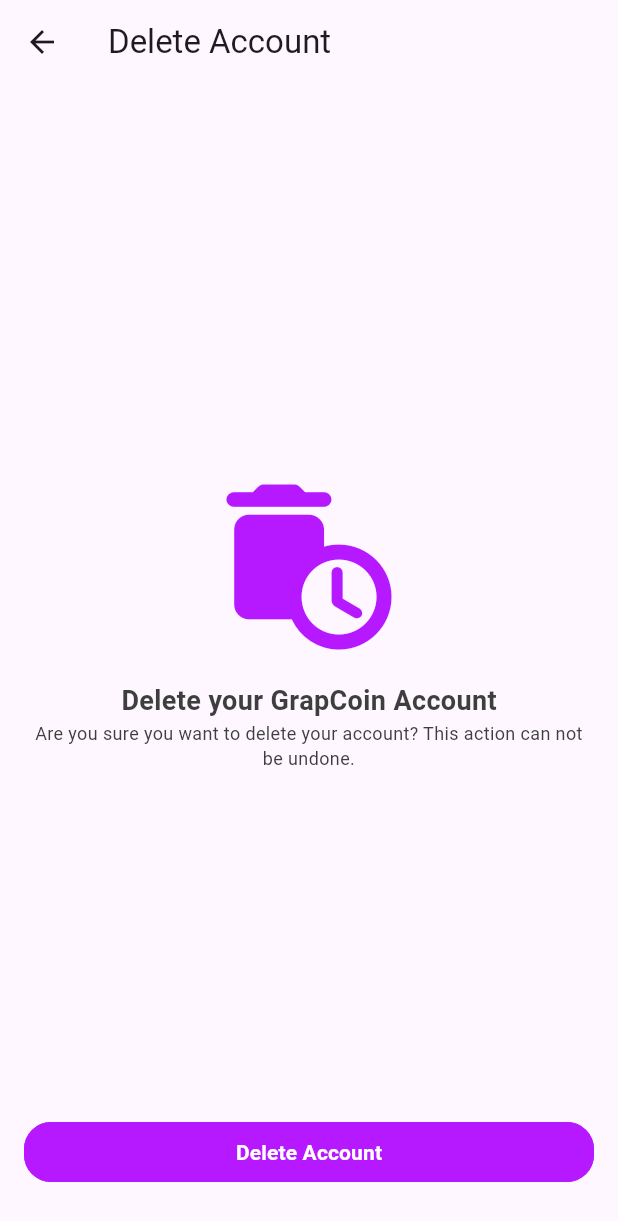
After one commit to kefeh/GrapCoin, a Flutter app: the DeleteAccountPage screen opened directly, on a phone screen of 412 x 824 dp. The commit adds this screen. Shown: the top 1221 px of the screen. Run offline on Flutter 3.47's test engine with Material 2 defaults, Android fonts, the light colour scheme and no system bars; our stand-ins replace better_player, cached_network_image, cloud_firestore, dartz, dio, file_picker and 14 more; missing offline and left inert: flutter_social_textfield, linkify; accounts and stored records are empty; generated files the repository leaves out were written again.

Commit message:
feat: add account deletion working properly

```diff
--- /dev/null
+++ b/lib/src/chat/views/chat_room_settings_page/pages/delete_account_page.dart
@@ -0,0 +1,122 @@
+import 'package:flutter/material.dart';
+import 'package:grapcoin/src/constants/colors.dart';
+import 'package:grapcoin/src/core/widgets/chat_button.dart';
+import 'package:grapcoin/src/login/helpers/providers.dart';
+import 'package:grapcoin/src/login/models/user.dart' as model;
+import 'package:grapcoin/src/login/routes/welcome_page.dart';
+import 'package:grapcoin/src/util/helpers.dart';
+import 'package:hooks_riverpod/hooks_riverpod.dart';
+
+class DeleteAccountPage extends ConsumerStatefulWidget {
+  const DeleteAccountPage({
+    super.key,
+  });
+
+  @override
+  ConsumerState<ConsumerStatefulWidget> createState() =>
+      _DeleteAccountPageState();
+}
+
+class _DeleteAccountPageState extends ConsumerState<DeleteAccountPage> {
+  bool isLoading = false;
+  bool userExists = false;
+  model.User? user;
+
+  @override
+  Widget build(BuildContext context) {
+    return Scaffold(
+      resizeToAvoidBottomInset: true,
+      appBar: PreferredSize(
+        preferredSize: const Size.fromHeight(56),
+        child: AppBar(
+          leading: BackButton(
+            onPressed: () {
+              Navigator.of(context).pop();
+            },
+          ),
+          title: const Text('Delete Account'),
+          elevation: 0,
+          automaticallyImplyLeading: false,
+        ),
+      ),
+      body: SafeArea(
+        child: Padding(
+          padding: const EdgeInsets.all(16.0),
+          child: Column(
+            children: [
+              const Expanded(
+                child: Column(
+                  mainAxisSize: MainAxisSize.max,
+                  mainAxisAlignment: MainAxisAlignment.center,
+                  crossAxisAlignment: CrossAxisAlignment.center,
+                  children: [
+                    Padding(
+                      padding: EdgeInsets.all(16.0),
+                      child: Icon(
+                        Icons.auto_delete_rounded,
+                        color: red,
+                        size: 120,
+                      ),
+                    ),
+                    Text(
+                      "Delete your GrapCoin Account",
+                      style: TextStyle(
+                        fontWeight: FontWeight.bold,
+                        fontSize: 18,
+                        color: black,
+                      ),
+                    ),
+                    Text(
+                      "Are you sure you want to delete your account? This action can not be undone.",
+                      textAlign: TextAlign.center,
+                      style: TextStyle(
+                        fontSize: 12,
+                        color: black,
+                      ),
+                    ),
+                  ],
+                ),
+              ),
+              ChatButton.primaryDanger(
+                text: "Delete Account",
+                isLoading: isLoading,
+                onPressed: () async {
+                  setState(() {
+                    isLoading = true;
+                  });
+                  try {
+                    await ref.watch(authServiceProvider).deleteAccount();
+                    setState(() {
+                      isLoading = false;
+                    });
+                    // ignore: use_build_context_synchronously
+                    await Navigator.pushAndRemoveUntil(
+                      context,
+                      MaterialPageRoute(
+                        builder: (context) => WelcomePage(),
+                      ),
+                      ModalRoute.withName('/'),
+                    );
+                  } catch (e, stk) {
+                    setState(() {
+                      isLoading = false;
+                    });
+                    ScaffoldMessenger.of(context).showSnackBar(
+                      const SnackBar(
+                        content: Text('Error deleting account. Try again.'),
+                      ),
+                    );
+                    logger
+                      ..e(e)
+                      ..e(stk);
+                  }
+                },
+              ),
+              const SizedBox(height: 16),
+            ],
+          ),
+        ),
+      ),
+    );
+  }
+}
--- a/lib/src/login/services/user_service.dart
+++ b/lib/src/login/services/user_service.dart
@@ -31,6 +31,7 @@
     final user = auth.FirebaseAuth.instance.currentUser;
     await users.doc(user!.uid).delete();
     await auth.FirebaseAuth.instance.currentUser!.delete();
+    currentUser = null;
   }
 
   ///checks whether [username] exists or not based on the returned count
```
Also changed, not shown: lib/src/chat/views/chat_room_settings_page/pages/settings_page.dart (+9 -1 lines).
